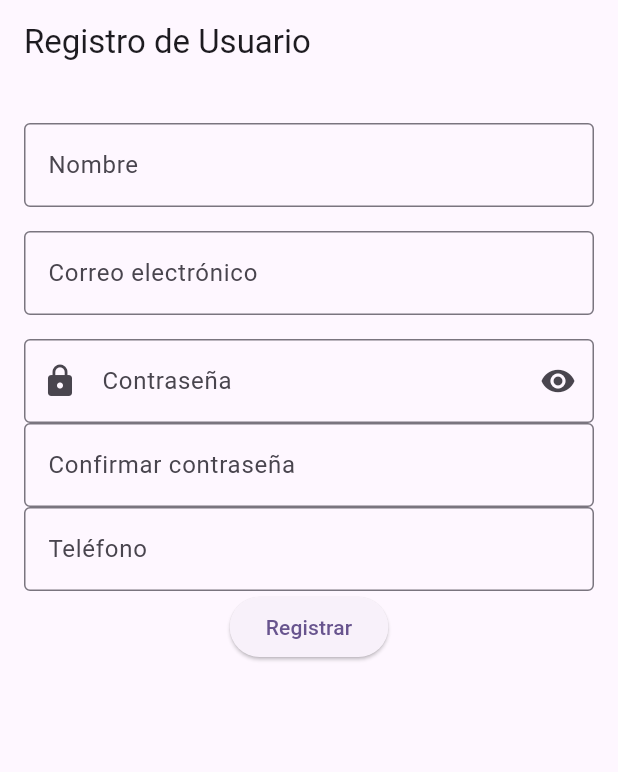
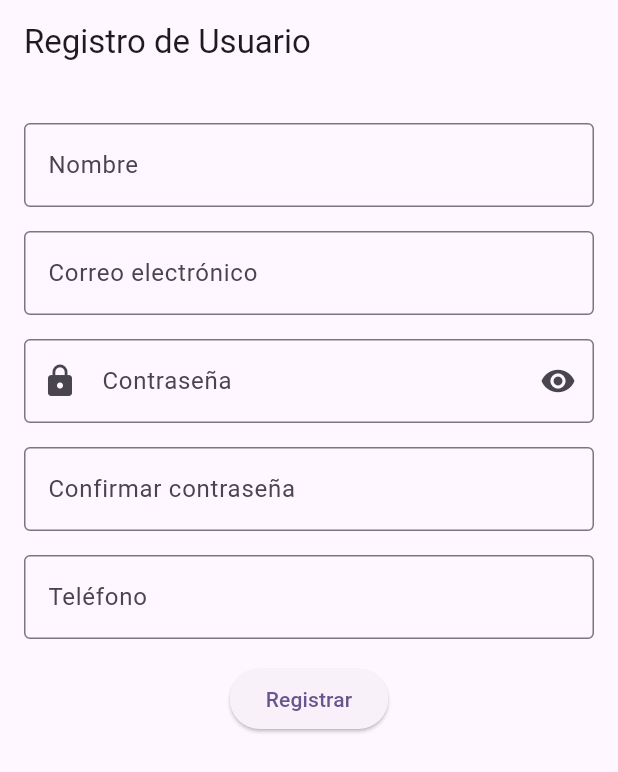
Before and after one commit to Armando-J-Salgado/Apps-Moviles---Formulario-de-registro, a Flutter app: the screen it shows after launch, on a phone screen of 412 x 824 dp. Shown: the top 772 px of the screen. Run offline on Flutter 3.47's test engine with Material 3 defaults, Android fonts, the phone set to English and light mode, and no system bars.

Commit message:
feature: spacing correction

```diff
--- a/lib/screens/register_screen.dart
+++ b/lib/screens/register_screen.dart
@@ -33,9 +33,11 @@ class RegisterScreen extends StatelessWidget {
               EmailField(controller: emailController),
               const SizedBox(height: 16),
               PasswordField(controller: passwordController),
-              // PasswordField(),
+              const SizedBox(height: 16),
               ConfirmPasswordField(controller: confirmPasswordController, passwordController: passwordController,),
+              const SizedBox(height: 16),
               PhoneField(controller: phoneController,),
+              const SizedBox(height: 16),
 
               ElevatedButton(
                 onPressed: () {
```
